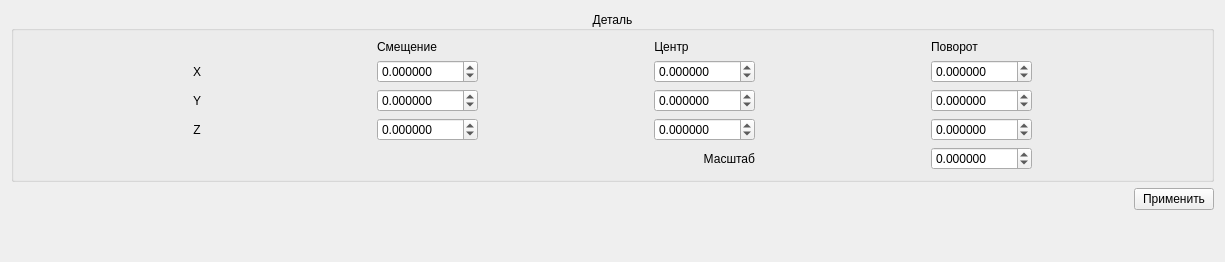
Above: cguisettingswidget.ui from ncPUMA/FanucBotGui before the change. Below: the same form after it.
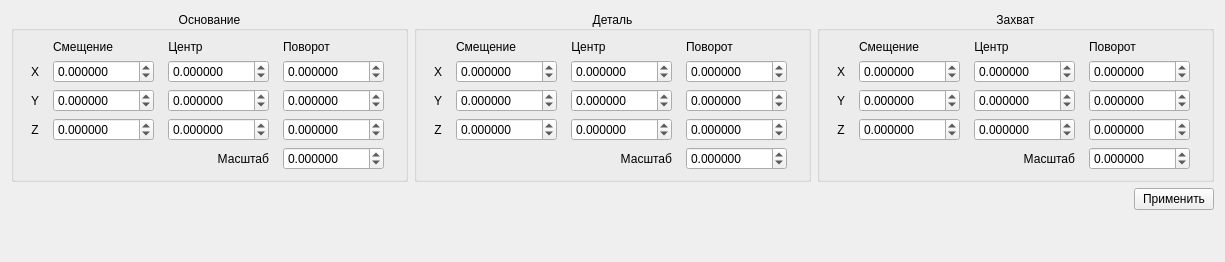
That is the form after the change.

Commit message: Add grip and desk settings

What changed in the file:
```diff
--- a/cguisettingswidget.ui
+++ b/cguisettingswidget.ui
@@ -16,6 +16,290 @@
   <layout class="QVBoxLayout" name="verticalLayout">
    <item>
     <layout class="QHBoxLayout" name="hlSettings">
+     <item>
+      <widget class="QGroupBox" name="gbDesk">
+       <property name="title">
+        <string>Основание</string>
+       </property>
+       <property name="alignment">
+        <set>Qt::AlignCenter</set>
+       </property>
+       <layout class="QGridLayout" name="gridLayout_3">
+        <item row="2" column="3">
+         <widget class="QDoubleSpinBox" name="dsbDeskRotateY">
+          <property name="decimals">
+           <number>6</number>
+          </property>
+          <property name="minimum">
+           <double>-1000.000000000000000</double>
+          </property>
+          <property name="maximum">
+           <double>1000.000000000000000</double>
+          </property>
+          <property name="singleStep">
+           <double>0.100000000000000</double>
+          </property>
+         </widget>
+        </item>
+        <item row="4" column="3">
+         <widget class="QDoubleSpinBox" name="dsbDeskScale">
+          <property name="decimals">
+           <number>6</number>
+          </property>
+          <property name="minimum">
+           <double>-1000.000000000000000</double>
+          </property>
+          <property name="maximum">
+           <double>1000.000000000000000</double>
+          </property>
+          <property name="singleStep">
+           <double>0.100000000000000</double>
+          </property>
+         </widget>
+        </item>
+        <item row="0" column="1">
+         <widget class="QLabel" name="lbDeskTrHeader">
+          <property name="sizePolicy">
+           <sizepolicy hsizetype="Maximum" vsizetype="Preferred">
+            <horstretch>0</horstretch>
+            <verstretch>0</verstretch>
+           </sizepolicy>
+          </property>
+          <property name="text">
+           <string>Смещение</string>
+          </property>
+          <property name="alignment">
+           <set>Qt::AlignCenter</set>
+          </property>
+         </widget>
+        </item>
+        <item row="2" column="0">
+         <widget class="QLabel" name="lbDeskY">
+          <property name="sizePolicy">
+           <sizepolicy hsizetype="Maximum" vsizetype="Preferred">
+            <horstretch>0</horstretch>
+            <verstretch>0</verstretch>
+           </sizepolicy>
+          </property>
+          <property name="text">
+           <string>Y</string>
+          </property>
+          <property name="alignment">
+           <set>Qt::AlignCenter</set>
+          </property>
+         </widget>
+        </item>
+        <item row="0" column="3">
+         <widget class="QLabel" name="lbDeskRotateHeader">
+          <property name="sizePolicy">
+           <sizepolicy hsizetype="Maximum" vsizetype="Preferred">
+            <horstretch>0</horstretch>
+            <verstretch>0</verstretch>
+           </sizepolicy>
+          </property>
+          <property name="text">
+           <string>Поворот</string>
+          </property>
+          <property name="alignment">
+           <set>Qt::AlignCenter</set>
+          </property>
+         </widget>
+        </item>
+        <item row="3" column="1">
+         <widget class="QDoubleSpinBox" name="dsbDeskTrZ">
+          <property name="decimals">
+           <number>6</number>
+          </property>
+          <property name="minimum">
+           <double>-1000.000000000000000</double>
+          </property>
+          <property name="maximum">
+           <double>1000.000000000000000</double>
+          </property>
+          <property name="singleStep">
+           <double>0.100000000000000</double>
+          </property>
+         </widget>
+        </item>
+        <item row="3" column="0">
+         <widget class="QLabel" name="lbDeskZ">
+          <property name="sizePolicy">
+           <sizepolicy hsizetype="Maximum" vsizetype="Preferred">
+            <horstretch>0</horstretch>
+            <verstretch>0</verstretch>
+           </sizepolicy>
+          </property>
+          <property name="text">
+           <string>Z</string>
+          </property>
+          <property name="alignment">
+           <set>Qt::AlignCenter</set>
+          </property>
+         </widget>
+        </item>
+        <item row="2" column="1">
+         <widget class="QDoubleSpinBox" name="dsbDeskTrY">
+          <property name="decimals">
+           <number>6</number>
+          </property>
+          <property name="minimum">
+           <double>-1000.000000000000000</double>
+          </property>
+          <property name="maximum">
+           <double>1000.000000000000000</double>
+          </property>
+          <property name="singleStep">
+           <double>0.100000000000000</double>
+          </property>
+         </widget>
+        </item>
+        <item row="4" column="2">
+         <widget class="QLabel" name="lbDeskScale">
+          <property name="sizePolicy">
+           <sizepolicy hsizetype="Preferred" vsizetype="Preferred">
+            <horstretch>0</horstretch>
+            <verstretch>0</verstretch>
+           </sizepolicy>
+          </property>
+          <property name="text">
+           <string>Масштаб</string>
+          </property>
+          <property name="alignment">
+           <set>Qt::AlignRight|Qt::AlignTrailing|Qt::AlignVCenter</set>
+          </property>
+         </widget>
+        </item>
+        <item row="1" column="1">
+         <widget class="QDoubleSpinBox" name="dsbDeskTrX">
+          <property name="decimals">
+           <number>6</number>
+          </property>
+          <property name="minimum">
+           <double>-1000.000000000000000</double>
+          </property>
+          <property name="maximum">
+           <double>1000.000000000000000</double>
+          </property>
+          <property name="singleStep">
+           <double>0.100000000000000</double>
+          </property>
+         </widget>
+        </item>
+        <item row="0" column="2">
+         <widget class="QLabel" name="lbDeskCenterHeader">
+          <property name="sizePolicy">
+           <sizepolicy hsizetype="Maximum" vsizetype="Preferred">
+            <horstretch>0</horstretch>
+            <verstretch>0</verstretch>
+           </sizepolicy>
+          </property>
+          <property name="text">
+           <string>Центр</string>
+          </property>
+          <property name="alignment">
+           <set>Qt::AlignCenter</set>
+          </property>
+         </widget>
+        </item>
+        <item row="1" column="2">
+         <widget class="QDoubleSpinBox" name="dsbDeskCenterX">
+          <property name="decimals">
+           <number>6</number>
+          </property>
+          <property name="minimum">
+           <double>-1000.000000000000000</double>
+          </property>
+          <property name="maximum">
+           <double>1000.000000000000000</double>
+          </property>
+          <property name="singleStep">
+           <double>0.100000000000000</double>
+          </property>
+         </widget>
+        </item>
+        <item row="1" column="3">
+         <widget class="QDoubleSpinBox" name="dsbDeskRotateX">
+          <property name="decimals">
+           <number>6</number>
+          </property>
+          <property name="minimum">
+           <double>-1000.000000000000000</double>
+          </property>
+          <property name="maximum">
+           <double>1000.000000000000000</double>
+          </property>
+          <property name="singleStep">
+           <double>0.100000000000000</double>
+          </property>
+         </widget>
+        </item>
+        <item row="3" column="3">
+         <widget class="QDoubleSpinBox" name="dsbDeskRotateZ">
+          <property name="decimals">
+           <number>6</number>
+          </property>
+          <property name="minimum">
+           <double>-1000.000000000000000</double>
+          </property>
+          <property name="maximum">
+           <double>1000.000000000000000</double>
+          </property>
+          <property name="singleStep">
+           <double>0.100000000000000</double>
+          </property>
+         </widget>
+        </item>
+        <item row="3" column="2">
+         <widget class="QDoubleSpinBox" name="dsbDeskCenterZ">
+          <property name="decimals">
+           <number>6</number>
+          </property>
+          <property name="minimum">
+           <double>-1000.000000000000000</double>
+          </property>
+          <property name="maximum">
+           <double>1000.000000000000000</double>
+          </property>
+          <property name="singleStep">
+           <double>0.100000000000000</double>
+          </property>
+         </widget>
+        </item>
+        <item row="1" column="0">
+         <widget class="QLabel" name="lbDeskX">
+          <property name="sizePolicy">
+           <sizepolicy hsizetype="Maximum" vsizetype="Preferred">
+            <horstretch>0</horstretch>
+            <verstretch>0</verstretch>
+           </sizepolicy>
+          </property>
+          <property name="text">
+           <string>X</string>
+          </property>
+          <property name="alignment">
+           <set>Qt::AlignCenter</set>
+          </property>
+         </widget>
+        </item>
+        <item row="2" column="2">
+         <widget class="QDoubleSpinBox" name="dsbDeskCenterY">
+          <property name="decimals">
+           <number>6</number>
+          </property>
+          <property name="minimum">
+           <double>-1000.000000000000000</double>
+          </property>
+          <property name="maximum">
+           <double>1000.000000000000000</double>
+          </property>
+          <property name="singleStep">
+           <double>0.100000000000000</double>
+          </property>
+         </widget>
+        </item>
+       </layout>
+      </widget>
+     </item>
      <item>
       <widget class="QGroupBox" name="gbPart">
        <property name="title">
@@ -25,54 +309,6 @@
         <set>Qt::AlignCenter</set>
        </property>
        <layout class="QGridLayout" name="gridLayout">
-        <item row="3" column="2">
-         <widget class="QDoubleSpinBox" name="dsbPartCenterZ">
-          <property name="decimals">
-           <number>6</number>
-          </property>
-          <property name="minimum">
-           <double>-1000.000000000000000</double>
-          </property>
-          <property name="maximum">
-           <double>1000.000000000000000</double>
-          </property>
-          <property name="singleStep">
-           <double>0.100000000000000</double>
-          </property>
-         </widget>
-        </item>
-        <item row="1" column="0">
-         <widget class="QLabel" name="lbPartX">
-          <property name="sizePolicy">
-           <sizepolicy hsizetype="Maximum" vsizetype="Preferred">
-            <horstretch>0</horstretch>
-            <verstretch>0</verstretch>
-           </sizepolicy>
-          </property>
-          <property name="text">
-           <string>X</string>
-          </property>
-          <property name="alignment">
-           <set>Qt::AlignCenter</set>
-          </property>
-         </widget>
-        </item>
-        <item row="2" column="1">
-         <widget class="QDoubleSpinBox" name="dsbPartTrY">
-          <property name="decimals">
-           <number>6</number>
-          </property>
-          <property name="minimum">
-           <double>-1000.000000000000000</double>
-          </property>
-          <property name="maximum">
-           <double>1000.000000000000000</double>
-          </property>
-          <property name="singleStep">
-           <double>0.100000000000000</double>
-          </property>
-         </widget>
-        </item>
         <item row="2" column="3">
          <widget class="QDoubleSpinBox" name="dsbPartRotateY">
           <property name="decimals">
@@ -89,6 +325,38 @@
           </property>
          </widget>
         </item>
+        <item row="4" column="3">
+         <widget class="QDoubleSpinBox" name="dsbPartScale">
+          <property name="decimals">
+           <number>6</number>
+          </property>
+          <property name="minimum">
+           <double>-1000.000000000000000</double>
+          </property>
+          <property name="maximum">
+           <double>1000.000000000000000</double>
+          </property>
+          <property name="singleStep">
+           <double>0.100000000000000</double>
+          </property>
+         </widget>
+        </item>
+        <item row="0" column="1">
+         <widget class="QLabel" name="lbPartTrHeader">
+          <property name="sizePolicy">
+           <sizepolicy hsizetype="Maximum" vsizetype="Preferred">
+            <horstretch>0</horstretch>
+            <verstretch>0</verstretch>
+           </sizepolicy>
+          </property>
+          <property name="text">
+           <string>Смещение</string>
+          </property>
+          <property name="alignment">
+           <set>Qt::AlignCenter</set>
+          </property>
+         </widget>
+        </item>
         <item row="2" column="0">
          <widget class="QLabel" name="lbPartY">
           <property name="sizePolicy">
@@ -105,22 +373,6 @@
           </property>
          </widget>
         </item>
-        <item row="1" column="3">
-         <widget class="QDoubleSpinBox" name="dsbPartRotateX">
-          <property name="decimals">
-           <number>6</number>
-          </property>
-          <property name="minimum">
-           <double>-1000.000000000000000</double>
-          </property>
-          <property name="maximum">
-           <double>1000.000000000000000</double>
-          </property>
-          <property name="singleStep">
-           <double>0.100000000000000</double>
-          </property>
-         </widget>
-        </item>
         <item row="0" column="3">
          <widget class="QLabel" name="lbPartRotateHeader">
           <property name="sizePolicy">
@@ -137,6 +389,22 @@
           </property>
          </widget>
         </item>
+        <item row="3" column="1">
+         <widget class="QDoubleSpinBox" name="dsbPartTrZ">
+          <property name="decimals">
+           <number>6</number>
+          </property>
+          <property name="minimum">
+           <double>-1000.000000000000000</double>
+          </property>
+          <property name="maximum">
+           <double>1000.000000000000000</double>
+          </property>
+          <property name="singleStep">
+           <double>0.100000000000000</double>
+          </property>
+         </widget>
+        </item>
         <item row="3" column="0">
          <widget class="QLabel" name="lbPartZ">
           <property name="sizePolicy">
@@ -153,6 +421,38 @@
           </property>
          </widget>
         </item>
+        <item row="2" column="1">
+         <widget class="QDoubleSpinBox" name="dsbPartTrY">
+          <property name="decimals">
+           <number>6</number>
+          </property>
+          <property name="minimum">
+           <double>-1000.000000000000000</double>
+          </property>
+          <property name="maximum">
+           <double>1000.000000000000000</double>
+          </property>
+          <property name="singleStep">
+           <double>0.100000000000000</double>
+          </property>
+         </widget>
+        </item>
+        <item row="4" column="2">
+         <widget class="QLabel" name="lbPartScale">
+          <property name="sizePolicy">
+           <sizepolicy hsizetype="Preferred" vsizetype="Preferred">
+            <horstretch>0</horstretch>
+            <verstretch>0</verstretch>
+           </sizepolicy>
+          </property>
+          <property name="text">
+           <string>Масштаб</string>
+          </property>
+          <property name="alignment">
+           <set>Qt::AlignRight|Qt::AlignTrailing|Qt::AlignVCenter</set>
+          </property>
+         </widget>
+        </item>
         <item row="1" column="1">
          <widget class="QDoubleSpinBox" name="dsbPartTrX">
           <property name="decimals">
@@ -169,22 +469,6 @@
           </property>
          </widget>
         </item>
-        <item row="3" column="3">
-         <widget class="QDoubleSpinBox" name="dsbPartRotateZ">
-          <property name="decimals">
-           <number>6</number>
-          </property>
-          <property name="minimum">
-           <double>-1000.000000000000000</double>
-          </property>
-          <property name="maximum">
-           <double>1000.000000000000000</double>
-          </property>
-          <property name="singleStep">
-           <double>0.100000000000000</double>
-          </property>
-         </widget>
-        </item>
         <item row="0" column="2">
          <widget class="QLabel" name="lbPartCenterHeader">
           <property name="sizePolicy">
@@ -201,38 +485,6 @@
           </property>
          </widget>
         </item>
-        <item row="0" column="1">
-         <widget class="QLabel" name="lbPartTrHeader">
-          <property name="sizePolicy">
-           <sizepolicy hsizetype="Maximum" vsizetype="Preferred">
-            <horstretch>0</horstretch>
-            <verstretch>0</verstretch>
-           </sizepolicy>
-          </property>
-          <property name="text">
-           <string>Смещение</string>
-          </property>
-          <property name="alignment">
-           <set>Qt::AlignCenter</set>
-          </property>
-         </widget>
-        </item>
-        <item row="2" column="2">
-         <widget class="QDoubleSpinBox" name="dsbPartCenterY">
-          <property name="decimals">
-           <number>6</number>
-          </property>
-          <property name="minimum">
-           <double>-1000.000000000000000</double>
-          </property>
-          <property name="maximum">
-           <double>1000.000000000000000</double>
-          </property>
-          <property name="singleStep">
-           <double>0.100000000000000</double>
-          </property>
-         </widget>
-        </item>
         <item row="1" column="2">
          <widget class="QDoubleSpinBox" name="dsbPartCenterX">
           <property name="decimals">
@@ -249,8 +501,100 @@
           </property>
          </widget>
         </item>
-        <item row="3" column="1">
-         <widget class="QDoubleSpinBox" name="dsbPartTrZ">
+        <item row="1" column="3">
+         <widget class="QDoubleSpinBox" name="dsbPartRotateX">
+          <property name="decimals">
+           <number>6</number>
+          </property>
+          <property name="minimum">
+           <double>-1000.000000000000000</double>
+          </property>
+          <property name="maximum">
+           <double>1000.000000000000000</double>
+          </property>
+          <property name="singleStep">
+           <double>0.100000000000000</double>
+          </property>
+         </widget>
+        </item>
+        <item row="3" column="3">
+         <widget class="QDoubleSpinBox" name="dsbPartRotateZ">
+          <property name="decimals">
+           <number>6</number>
+          </property>
+          <property name="minimum">
+           <double>-1000.000000000000000</double>
+          </property>
+          <property name="maximum">
+           <double>1000.000000000000000</double>
+          </property>
+          <property name="singleStep">
+           <double>0.100000000000000</double>
+          </property>
+         </widget>
+        </item>
+        <item row="3" column="2">
+         <widget class="QDoubleSpinBox" name="dsbPartCenterZ">
+          <property name="decimals">
+           <number>6</number>
+          </property>
+          <property name="minimum">
+           <double>-1000.000000000000000</double>
+          </property>
+          <property name="maximum">
+           <double>1000.000000000000000</double>
+          </property>
+          <property name="singleStep">
+           <double>0.100000000000000</double>
+          </property>
+         </widget>
+        </item>
+        <item row="1" column="0">
+         <widget class="QLabel" name="lbPartX">
+          <property name="sizePolicy">
+           <sizepolicy hsizetype="Maximum" vsizetype="Preferred">
+            <horstretch>0</horstretch>
+            <verstretch>0</verstretch>
+           </sizepolicy>
+          </property>
+          <property name="text">
+           <string>X</string>
+          </property>
+          <property name="alignment">
+           <set>Qt::AlignCenter</set>
+          </property>
+         </widget>
+        </item>
+        <item row="2" column="2">
+         <widget class="QDoubleSpinBox" name="dsbPartCenterY">
+          <property name="decimals">
+           <number>6</number>
+          </property>
+          <property name="minimum">
+           <double>-1000.000000000000000</double>
+          </property>
+          <property name="maximum">
+           <double>1000.000000000000000</double>
+          </property>
+          <property name="singleStep">
+           <double>0.100000000000000</double>
+          </property>
+         </widget>
+        </item>
+       </layout>
+      </widget>
+     </item>
+     <item>
+      <widget class="QGroupBox" name="gbGrip">
+       <property name="title">
+        <string>Захват</string>
+       </property>
+       <property name="alignment">
+        <set>Qt::AlignCenter</set>
+       </property>
+       <layout class="QGridLayout" name="gridLayout_4">
+        <item row="2" column="3">
+         <widget class="QDoubleSpinBox" name="dsbGripRotateY">
           <property name="decimals">
            <number>6</number>
           </property>
@@ -266,7 +610,103 @@
          </widget>
         </item>
         <item row="4" column="3">
-         <widget class="QDoubleSpinBox" name="dsbPartScale">
+         <widget class="QDoubleSpinBox" name="dsbGripScale">
+          <property name="decimals">
+           <number>6</number>
+          </property>
+          <property name="minimum">
+           <double>-1000.000000000000000</double>
+          </property>
+          <property name="maximum">
+           <double>1000.000000000000000</double>
+          </property>
+          <property name="singleStep">
+           <double>0.100000000000000</double>
+          </property>
+         </widget>
+        </item>
+        <item row="0" column="1">
+         <widget class="QLabel" name="lbGripTrHeader">
+          <property name="sizePolicy">
+           <sizepolicy hsizetype="Maximum" vsizetype="Preferred">
+            <horstretch>0</horstretch>
+            <verstretch>0</verstretch>
+           </sizepolicy>
+          </property>
+          <property name="text">
+           <string>Смещение</string>
+          </property>
+          <property name="alignment">
+           <set>Qt::AlignCenter</set>
+          </property>
+         </widget>
+        </item>
+        <item row="2" column="0">
+         <widget class="QLabel" name="lbGripY">
+          <property name="sizePolicy">
+           <sizepolicy hsizetype="Maximum" vsizetype="Preferred">
+            <horstretch>0</horstretch>
+            <verstretch>0</verstretch>
+           </sizepolicy>
+          </property>
+          <property name="text">
+           <string>Y</string>
+          </property>
+          <property name="alignment">
+           <set>Qt::AlignCenter</set>
+          </property>
+         </widget>
+        </item>
+        <item row="0" column="3">
+         <widget class="QLabel" name="lbGripRotateHeader">
+          <property name="sizePolicy">
+           <sizepolicy hsizetype="Maximum" vsizetype="Preferred">
+            <horstretch>0</horstretch>
+            <verstretch>0</verstretch>
+           </sizepolicy>
+          </property>
+          <property name="text">
+           <string>Поворот</string>
+          </property>
+          <property name="alignment">
+           <set>Qt::AlignCenter</set>
+          </property>
+         </widget>
+        </item>
+        <item row="3" column="1">
+         <widget class="QDoubleSpinBox" name="dsbGripTrZ">
+          <property name="decimals">
+           <number>6</number>
+          </property>
+          <property name="minimum">
+           <double>-1000.000000000000000</double>
+          </property>
+          <property name="maximum">
+           <double>1000.000000000000000</double>
+          </property>
+          <property name="singleStep">
+           <double>0.100000000000000</double>
+          </property>
+         </widget>
+        </item>
+        <item row="3" column="0">
+         <widget class="QLabel" name="lbGripZ">
+          <property name="sizePolicy">
+           <sizepolicy hsizetype="Maximum" vsizetype="Preferred">
+            <horstretch>0</horstretch>
+            <verstretch>0</verstretch>
+           </sizepolicy>
+          </property>
+          <property name="text">
+           <string>Z</string>
+          </property>
+          <property name="alignment">
+           <set>Qt::AlignCenter</set>
+          </property>
+         </widget>
+        </item>
+        <item row="2" column="1">
+         <widget class="QDoubleSpinBox" name="dsbGripTrY">
           <property name="decimals">
            <number>6</number>
           </property>
@@ -282,7 +722,7 @@
          </widget>
         </item>
         <item row="4" column="2">
-         <widget class="QLabel" name="lbPartScale">
+         <widget class="QLabel" name="lbGripScale">
           <property name="sizePolicy">
            <sizepolicy hsizetype="Preferred" vsizetype="Preferred">
             <horstretch>0</horstretch>
@@ -297,6 +737,134 @@
           </property>
          </widget>
         </item>
+        <item row="1" column="1">
+         <widget class="QDoubleSpinBox" name="dsbGripTrX">
+          <property name="decimals">
+           <number>6</number>
+          </property>
+          <property name="minimum">
+           <double>-1000.000000000000000</double>
+          </property>
+          <property name="maximum">
+           <double>1000.000000000000000</double>
+          </property>
+          <property name="singleStep">
+           <double>0.100000000000000</double>
+          </property>
+         </widget>
+        </item>
+        <item row="0" column="2">
+         <widget class="QLabel" name="lbGripCenterHeader">
+          <property name="sizePolicy">
+           <sizepolicy hsizetype="Maximum" vsizetype="Preferred">
+            <horstretch>0</horstretch>
+            <verstretch>0</verstretch>
+           </sizepolicy>
+          </property>
+          <property name="text">
+           <string>Центр</string>
+          </property>
+          <property name="alignment">
+           <set>Qt::AlignCenter</set>
+          </property>
+         </widget>
+        </item>
+        <item row="1" column="2">
+         <widget class="QDoubleSpinBox" name="dsbGripCenterX">
+          <property name="decimals">
+           <number>6</number>
+          </property>
+          <property name="minimum">
+           <double>-1000.000000000000000</double>
+          </property>
+          <property name="maximum">
+           <double>1000.000000000000000</double>
+          </property>
+          <property name="singleStep">
+           <double>0.100000000000000</double>
+          </property>
+         </widget>
+        </item>
+        <item row="1" column="3">
+         <widget class="QDoubleSpinBox" name="dsbGripRotateX">
+          <property name="decimals">
+           <number>6</number>
+          </property>
+          <property name="minimum">
+           <double>-1000.000000000000000</double>
+          </property>
+          <property name="maximum">
+           <double>1000.000000000000000</double>
+          </property>
+          <property name="singleStep">
+           <double>0.100000000000000</double>
+          </property>
+         </widget>
+        </item>
+        <item row="3" column="3">
+         <widget class="QDoubleSpinBox" name="dsbGripRotateZ">
+          <property name="decimals">
+           <number>6</number>
+          </property>
+          <property name="minimum">
+           <double>-1000.000000000000000</double>
+          </property>
+          <property name="maximum">
+           <double>1000.000000000000000</double>
+          </property>
+          <property name="singleStep">
+           <double>0.100000000000000</double>
+          </property>
+         </widget>
+        </item>
+        <item row="3" column="2">
+         <widget class="QDoubleSpinBox" name="dsbGripCenterZ">
+          <property name="decimals">
+           <number>6</number>
+          </property>
+          <property name="minimum">
+           <double>-1000.000000000000000</double>
+          </property>
+          <property name="maximum">
+           <double>1000.000000000000000</double>
+          </property>
+          <property name="singleStep">
+           <double>0.100000000000000</double>
+          </property>
+         </widget>
+        </item>
+        <item row="1" column="0">
+         <widget class="QLabel" name="lbGripX">
+          <property name="sizePolicy">
+           <sizepolicy hsizetype="Maximum" vsizetype="Preferred">
+            <horstretch>0</horstretch>
+            <verstretch>0</verstretch>
+           </sizepolicy>
+          </property>
+          <property name="text">
+           <string>X</string>
+          </property>
+          <property name="alignment">
+           <set>Qt::AlignCenter</set>
+          </property>
+         </widget>
+        </item>
+        <item row="2" column="2">
+         <widget class="QDoubleSpinBox" name="dsbGripCenterY">
+          <property name="decimals">
+           <number>6</number>
+          </property>
+          <property name="minimum">
+           <double>-1000.000000000000000</double>
+          </property>
+          <property name="maximum">
+           <double>1000.000000000000000</double>
+          </property>
+          <property name="singleStep">
+           <double>0.100000000000000</double>
+          </property>
+         </widget>
+        </item>
        </layout>
       </widget>
      </item>
```
The commit also changes 3 other files.
